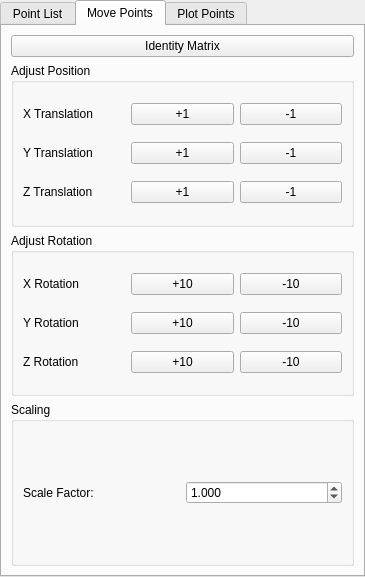
Qt form rtUI/rt3DPointBuffer.ui (pengwg/vurtigo) before a commit.
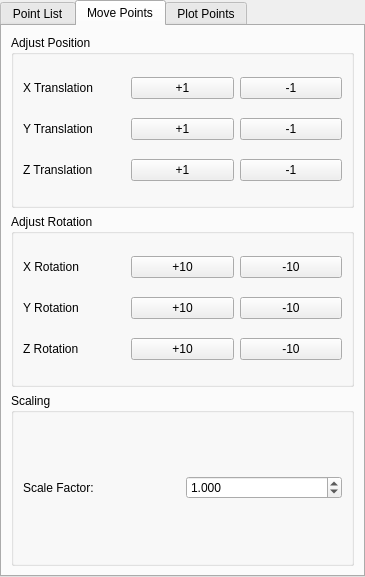
The same form after that commit. The open tabs and pages were chosen to show the change.

Commit message:
Shouldn't have manual and compass controls at the same time for 3D points
Analysis:

When the manual controls for 3D points were used, the compass widget position
did not update.

Resolution:

When the user decides to use the manual controls, the 3D object is deselected.

BugID: 807
Reviewed by:

```diff
--- a/rtUI/rt3DPointBuffer.ui
+++ b/rtUI/rt3DPointBuffer.ui
@@ -200,13 +200,6 @@
        <string>Move Points</string>
       </attribute>
       <layout class="QVBoxLayout" name="verticalLayout_4">
-       <item>
-        <widget class="QPushButton" name="pushButtonIdentity">
-         <property name="text">
-          <string>Identity Matrix</string>
-         </property>
-        </widget>
-       </item>
        <item>
         <widget class="QGroupBox" name="groupBox">
          <property name="title">
```
Left out of the diff: 2 changed lines with no effect on the pictures. The commit also changes 1 other file.
